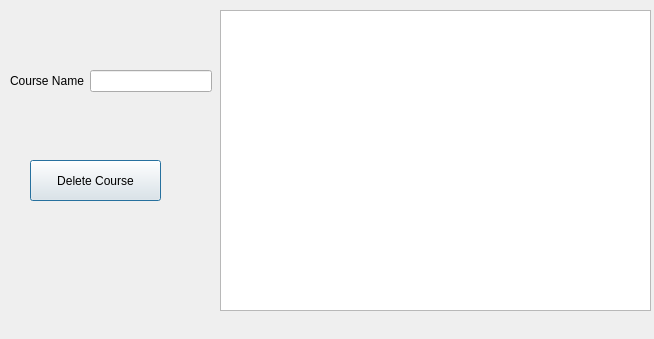
Above: deletecourse.ui from BrianLan55/gpaCalculator before the change. Below: the same form after it.
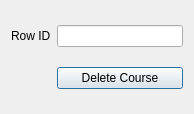
That is the form after the change.

Commit message:
Added BASIC GUI STYLING and CHANGED DELETE FUNCTIONALITY
The program now deletes by row number instead of course name.
In addition the program now has a basic background color for all
windows of the program.

The edit to the form file:
```diff
--- a/deletecourse.ui
+++ b/deletecourse.ui
@@ -6,58 +6,41 @@
    <rect>
     <x>0</x>
     <y>0</y>
-    <width>654</width>
-    <height>339</height>
+    <width>194</width>
+    <height>114</height>
    </rect>
   </property>
   <property name="windowTitle">
    <string>Dialog</string>
   </property>
-  <widget class="QTableView" name="tableView_viewData">
-   <property name="geometry">
-    <rect>
-     <x>220</x>
-     <y>10</y>
-     <width>431</width>
-     <height>301</height>
-    </rect>
-   </property>
-  </widget>
-  <widget class="QPushButton" name="pushButton_deleteCourse">
-   <property name="geometry">
-    <rect>
-     <x>30</x>
-     <y>160</y>
-     <width>131</width>
-     <height>41</height>
-    </rect>
-   </property>
-   <property name="text">
-    <string>Delete Course</string>
-   </property>
-  </widget>
-  <widget class="QWidget" name="">
-   <property name="geometry">
-    <rect>
-     <x>10</x>
-     <y>70</y>
-     <width>202</width>
-     <height>22</height>
-    </rect>
-   </property>
-   <layout class="QHBoxLayout" name="horizontalLayout">
-    <item>
+  <property name="styleSheet">
+   <string notr="true">QDialog
+{
+	background-color:qlineargradient(spread:pad, x1:1, y1:0.744227, x2:1, y2:0, stop:0 rgba(255, 122, 55, 255), stop:1 rgba(255, 255, 255, 255));
+};</string>
+  </property>
+  <layout class="QGridLayout" name="gridLayout">
+   <item row="0" column="0">
      <widget class="QLabel" name="label_rowNumber">
       <property name="text">
-       <string>Course Name</string>
+      <string>Row ID</string>
       </property>
      </widget>
     </item>
-    <item>
+   <item row="0" column="1">
      <widget class="QLineEdit" name="lineEdit_rowNumber"/>
     </item>
-   </layout>
-  </widget>
+   <item row="1" column="1">
+    <widget class="QPushButton" name="pushButton_deleteCourse">
+     <property name="styleSheet">
+      <string notr="true"/>
+     </property>
+     <property name="text">
+      <string>Delete Course</string>
+     </property>
+    </widget>
+   </item>
+  </layout>
  </widget>
  <resources/>
  <connections/>
```
Lines whose indentation alone changed are shown as unchanged. The commit also changes 8 other files.
